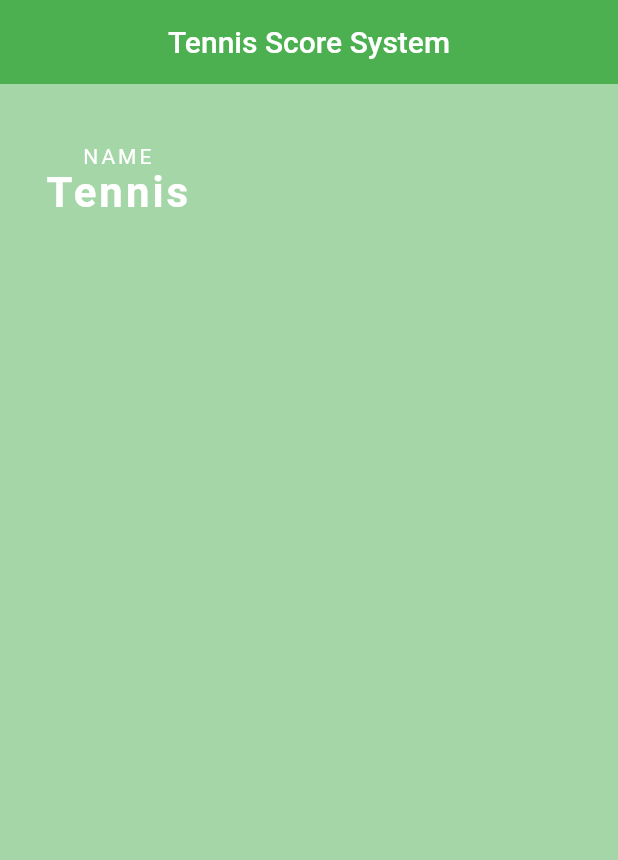
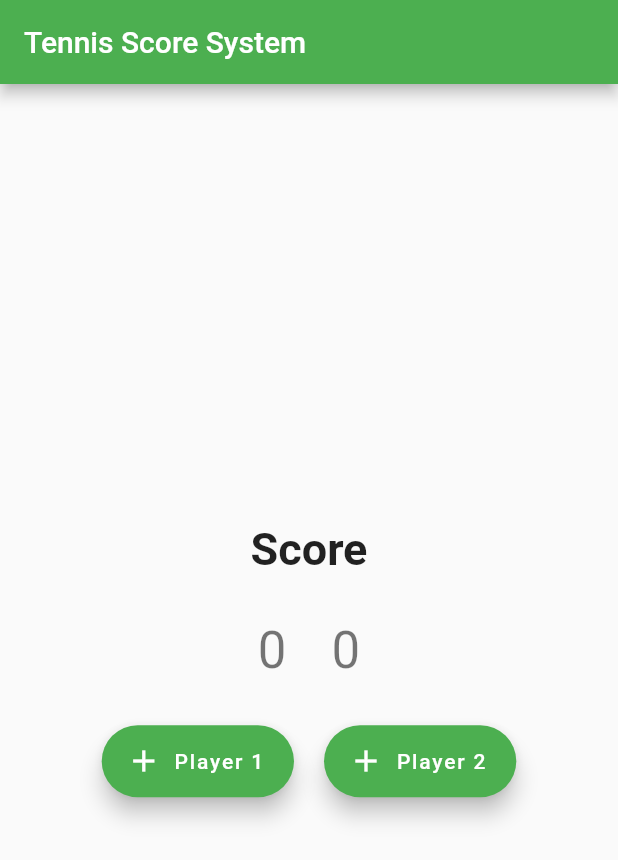
Before and after one commit to mosiccan/tennis_score_app, a Flutter app: the screen it shows after launch, on a phone screen of 412 x 824 dp. Shown: the top 860 px of the screen. Run offline on Flutter 3.47's test engine with Material 2 defaults, Android fonts, the phone set to English and light mode, and no system bars.

Commit message:
Feat : first design

```diff
--- a/lib/main.dart
+++ b/lib/main.dart
@@ -1,56 +1,108 @@
 import 'package:flutter/material.dart';
 
 void main() {
-  runApp(MyApp());
+  runApp(const MyApp());
 }
 
 class MyApp extends StatelessWidget {
- // const MyApp({Key? key}) : super(key: key);
+  const MyApp({Key? key}) : super(key: key);
 
   @override
   Widget build(BuildContext context) {
     return MaterialApp(
       title: 'Tennis Score System',
-      home: MyHomePage(),
       theme: ThemeData(
-        primarySwatch: Colors.blue,
+        primarySwatch: Colors.green,
       ),
+      home: const MyHomePage(title: 'Tennis Score System'),
     );
   }
 }
-//This is YopleNople
-//This is Mosiccan
-class MyHomePage extends StatelessWidget {
-  Widget build(BuildContext context){
+
+class MyHomePage extends StatefulWidget {
+  const MyHomePage({Key? key, required this.title}) : super(key: key);
+
+  final String title;
+
+  @override
+  State<MyHomePage> createState() => _MyHomePageState();
+}
+
+class _MyHomePageState extends State<MyHomePage> {
+  int counter_p1 = 0;
+  int counter_p2 = 0;
+
+  void _incrementCounter() {
+    setState(() {
+      counter_p1++;
+    });
+  }
+
+  void _decrementCounter(){
+    setState(() {
+      counter_p2++;
+    });
+  }
+
+  @override
+  Widget build(BuildContext context) {
     return Scaffold(
-      backgroundColor: Colors.green[200],
       appBar: AppBar(
-        title: Text('Tennis Score System'),
-        backgroundColor: Colors.green,
-        centerTitle: true,
-        elevation: 0.0,
+        // Here we take the value from the MyHomePage object that was created by
+        // the App.build method, and use it to set our appbar title.
+        title: Text(widget.title),
       ),
-      body: Padding(
-        padding: EdgeInsets.fromLTRB(30.0, 40.0, 0.0, 0.0),
+      body: Center(
+        // Center is a layout widget. It takes a single child and positions it
+        // in the middle of the parent.
         child: Column(
-          children: [
-            Text('NAME',
-            style: TextStyle(
-              color: Colors.white,
-              letterSpacing: 2.0,
-            ),
-            ),
-            Text('Tennis',
+          mainAxisAlignment: MainAxisAlignment.center,
+          children: <Widget>[
+            const Text(
+              'Score',
               style: TextStyle(
-                color: Colors.white,
-                letterSpacing: 2.0,
-                fontSize: 28.0,
-                fontWeight: FontWeight.bold
+                fontWeight: FontWeight.bold,
+                fontSize: 30,
               ),
             ),
+            SizedBox(height: 30,),
+            Row(
+                mainAxisAlignment: MainAxisAlignment.center,
+                children: [
+                  Text(
+                    '$counter_p1',
+                    style: Theme.of(context).textTheme.headline4,
+                  ),
+                  SizedBox(width: 30,),
+                  Text(
+                    '$counter_p2',
+                    style: Theme.of(context).textTheme.headline4,
+                  ),
+                ]
+            ),
+            SizedBox(height: 30,),
+            Row(
+              mainAxisAlignment: MainAxisAlignment.center,
+              children: [
+                FloatingActionButton.extended(
+                    onPressed: _incrementCounter,
+                    tooltip: 'Increment',
+                    icon: Icon(Icons.add),
+                    label: Text("Player 1")
+                ),
+                SizedBox(width: 20,),
+                FloatingActionButton.extended(
+                  onPressed: _decrementCounter,
+                  tooltip: 'Decrement',
+                  icon: Icon(Icons.add),
+                  label: Text("Player 2"),
+                ),
+              ],
+            )
           ],
         ),
-      )
+      ),
+      // floatingActionButtonLocation: FloatingActionButtonLocation.startFloat,
     );
   }
 }
```
